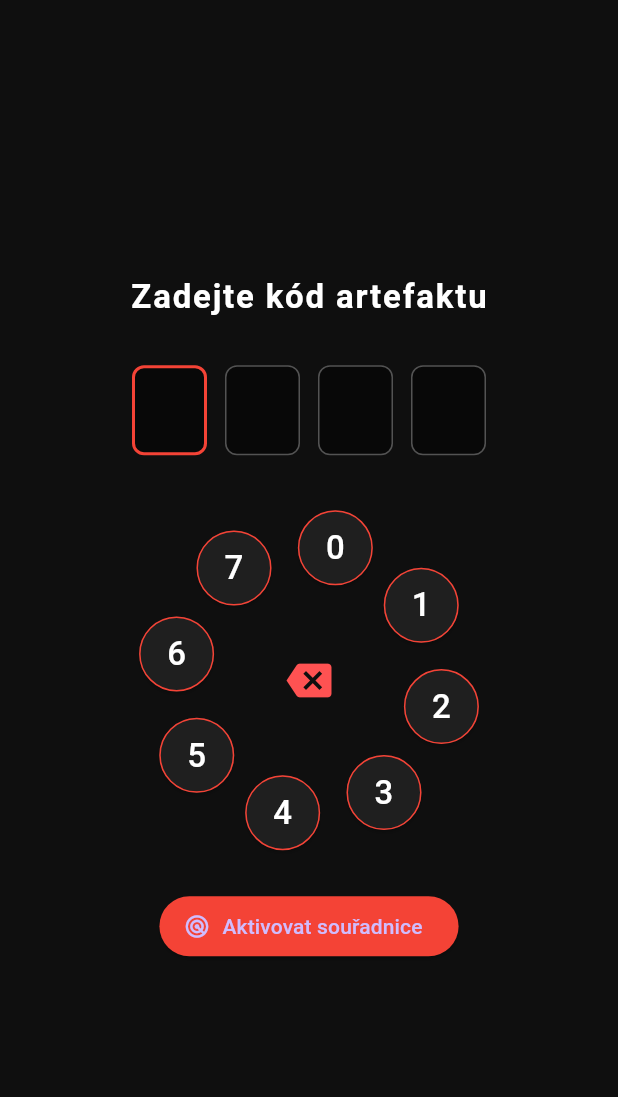
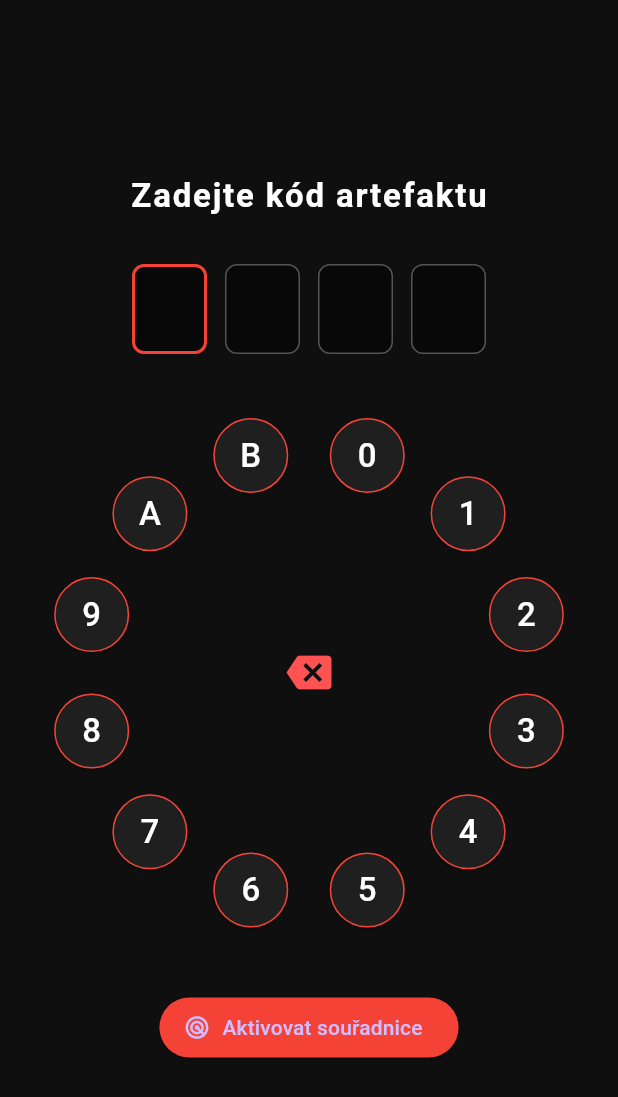
Before and after one commit to MAV0D/Monolit, a Flutter app: the screen it shows after launch, on a phone screen of 412 x 824 dp. Shown: the top 1097 px of the screen. Run offline on Flutter 3.47's test engine with Material 3 defaults, Android fonts, the phone set to English and light mode, and no system bars; our stand-ins replace flutter_riverpod, geolocator, riverpod_annotation, web; missing offline and left inert: dart:js_interop; generated files the repository leaves out were written again.

Commit message:
12 symbols, symbol keyboard spacing

```diff
--- a/lib/providers/direction_provider.dart
+++ b/lib/providers/direction_provider.dart
@@ -93,4 +93,5 @@ class TargetZoneStatus extends _$TargetZoneStatus {
 Map<String, LatLon> larpDatabase = {
   "0123": LatLon(54.89686701139079, 23.969021499723920),
   "4567": LatLon(54.88202643885115, 23.969924360645024),
+  "89AB": LatLon(54.90588721480218, 23.964222218679830),
 };
--- a/lib/widgets/symbol_keyboard_input.dart
+++ b/lib/widgets/symbol_keyboard_input.dart
@@ -14,7 +14,20 @@ class SymbolKeyboardInput extends ConsumerStatefulWidget {
 
 class _SymbolKeyboardInputState extends ConsumerState<SymbolKeyboardInput> {
   // Definice symbolů na klávesnici
-  final List<String> _symbols = ["0", "1", "2", "3", "4", "5", "6", "7"];
+  final List<String> _symbols = [
+    "0",
+    "1",
+    "2",
+    "3",
+    "4",
+    "5",
+    "6",
+    "7",
+    "8",
+    "9",
+    "A",
+    "B",
+  ];
 
   // 4-místný kód (můžete změnit délku změnou velikosti listu)
   final List<String> _enteredCode = ["", "", "", ""];
@@ -97,12 +110,12 @@ class _SymbolKeyboardInputState extends ConsumerState<SymbolKeyboardInput> {
             );
           }),
         ),
-        const SizedBox(height: 30),
+        const SizedBox(height: 50),
 
         // keyboard
         SizedBox(
-          height: 240,
-          width: 240,
+          height: 325,
+          width: 325,
           child: Stack(
             alignment: Alignment.center,
             children: [
@@ -112,8 +125,8 @@ class _SymbolKeyboardInputState extends ConsumerState<SymbolKeyboardInput> {
                 final double angle =
                     (index * 2 * math.pi / _symbols.length) -
                     (math.pi / 2) +
-                    math.pi / 16;
-                const double radius = 90.0; // Poloměr kruhu klávesnice
+                    math.pi / 12;
+                const double radius = 150; // Poloměr kruhu klávesnice
 
                 return Transform.translate(
                   offset: Offset(
@@ -155,7 +168,7 @@ class _SymbolKeyboardInputState extends ConsumerState<SymbolKeyboardInput> {
             ],
           ),
         ),
-        const SizedBox(height: 20),
+        const SizedBox(height: 50),
 
         // submit
         ElevatedButton.icon(
```
